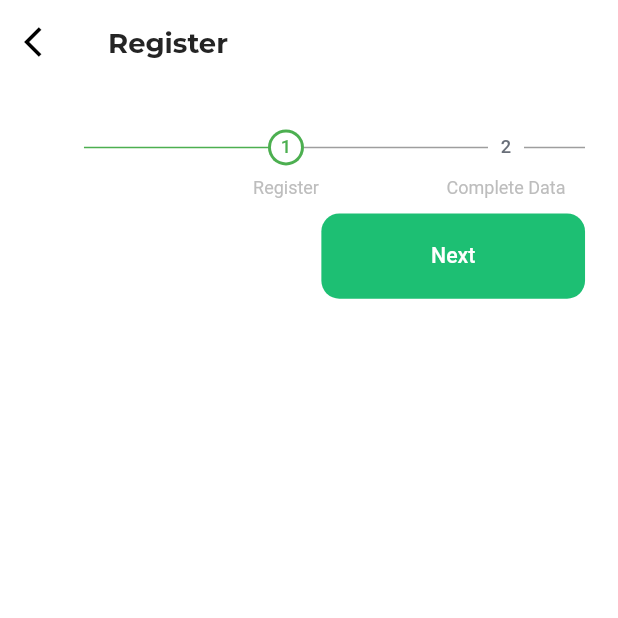
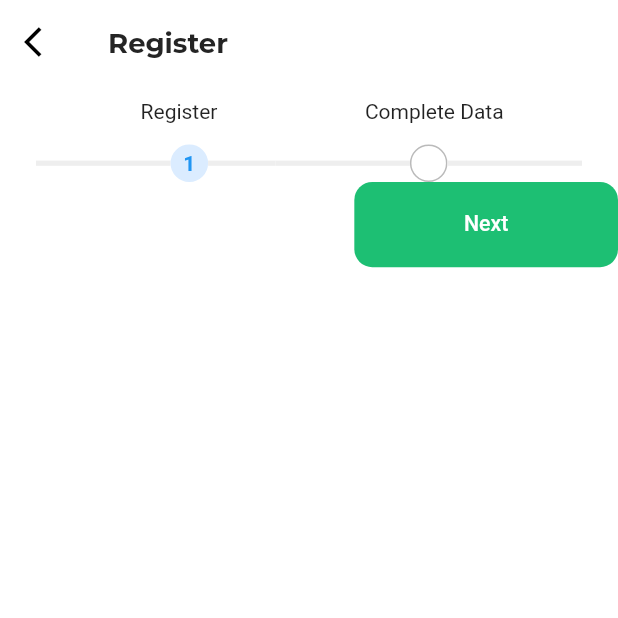
Before and after one commit to Shamseldien/kafill_test, a Flutter app: the RegisterScreen screen opened by its route, after a tap on "Next", on a phone screen of 412 x 824 dp, the top half of it. Run offline on Flutter 3.47's test engine with Material 2 defaults, Android fonts, the phone set to English and light mode, and no system bars; drawn by our look-alikes of easy_stepper; our stand-ins replace bloc, dio, flutter_bloc, flutter_screenutil, freezed_annotation, get_it and 2 more; generated files the repository leaves out were written again.

Commit message:
commit -2

```diff
--- a/lib/core/dependency_injecion/di.dart
+++ b/lib/core/dependency_injecion/di.dart
@@ -4,6 +4,7 @@ import 'package:kafill/core/network/api_services.dart';
 import 'package:kafill/core/network/dio_factroy.dart';
 import 'package:kafill/features/login/cubit/login_cubit.dart';
 import 'package:kafill/features/login/data/repositories/login_repo.dart';
+import 'package:kafill/features/register/cubit/register_cubit.dart';
 
 final getIt = GetIt.instance;
 
@@ -15,4 +16,7 @@ Future<void> setupApp() async {
   // login
   getIt.registerLazySingleton<LoginRepo>(() => LoginRepo(getIt()));
   getIt.registerLazySingleton<LoginCubit>(() => LoginCubit(getIt()));
+
+  // register
+  getIt.registerFactory<RegisterCubit>(() => RegisterCubit());
 }
--- a/lib/core/routing/app_router.dart
+++ b/lib/core/routing/app_router.dart
@@ -2,6 +2,7 @@ import 'package:flutter/material.dart';
 import 'package:flutter_bloc/flutter_bloc.dart';
 import 'package:kafill/core/routing/routers.dart';
 import 'package:kafill/features/login/presentation/login_screen.dart';
+import 'package:kafill/features/register/cubit/register_cubit.dart';
 import 'package:kafill/features/register/presentation/register_screen.dart';
 
 import '../../features/home/presentation/home_screen.dart';
@@ -27,7 +28,10 @@ class AppRouter {
         );
      case Routes.registerScreen:
         return MaterialPageRoute(
-          builder: (_) => const RegisterScreen(),
+          builder: (_) =>  BlocProvider(
+              create: (context)=>getIt<RegisterCubit>(),
+            child: const RegisterScreen(),
+          ),
         );
       default:
         return MaterialPageRoute(
--- a/lib/core/theme/colors.dart
+++ b/lib/core/theme/colors.dart
@@ -5,6 +5,8 @@ class AppColors {
   static const Color black = Color(0xFF000000);
   static const Color darkBlue = Color(0xFF242424);
   static const Color gray50 = Color(0xFFF9F9F9);
+  static const Color gray200 = Color(0xFFE6EAEF);
+  static const Color gray300 = Color(0xFFC3C5C8);
   static const Color gray = Color(0xFF696F79);
   static const Color green = Color(0xFF1DBF73);
      static const Color white = Color(0xFFFFFFFF);
--- a/lib/features/login/presentation/login_screen.dart
+++ b/lib/features/login/presentation/login_screen.dart
@@ -56,7 +56,7 @@ class LoginScreen extends StatelessWidget {
               verticalSpace(34),
               KafillButton(
                 onTap:  () {
-                context.pushNamed(Routes.registerScreen);
+
               },
                 text: 'Login',
               ),
--- a/lib/features/login/presentation/widgets/dont_have_account_widget.dart
+++ b/lib/features/login/presentation/widgets/dont_have_account_widget.dart
@@ -1,4 +1,7 @@
+import 'package:flutter/gestures.dart';
 import 'package:flutter/material.dart';
+import 'package:kafill/core/helpers/app_navigation_extintion.dart';
+import 'package:kafill/core/routing/routers.dart';
 import 'package:kafill/core/theme/app_text_style.dart';
 import 'package:kafill/core/theme/colors.dart';
 
@@ -17,11 +20,17 @@ class DontHaveAccountText extends StatelessWidget {
               text: 'Don\'t have account ?',
               style: AppTextStyles.font14GrayMedium,
             ),
+
             TextSpan(
               text: ' Register',
               style:  AppTextStyles.font14GrayMedium.copyWith(
                 color: AppColors.green
               ),
+              recognizer: TapGestureRecognizer()..onTap = (){
+                  context.pushNamed(Routes.registerScreen);
+                },
+
+
             ),
           ],
         ),
--- a/lib/features/register/cubit/register_cubit.dart
+++ b/lib/features/register/cubit/register_cubit.dart
@@ -5,5 +5,10 @@ part 'register_state.dart';
 part 'register_cubit.freezed.dart';
 
 class RegisterCubit extends Cubit<RegisterState> {
-  RegisterCubit() : super(RegisterState.initial());
+  RegisterCubit() : super(const RegisterState.initial());
+  int activeStep=0;
+  void changeActiveStep(int index){
+    activeStep=index;
+    emit(RegisterState.tabIndexUpdated(newTabIndex: index));
+  }
 }
--- a/lib/features/register/cubit/register_state.dart
+++ b/lib/features/register/cubit/register_state.dart
@@ -3,4 +3,5 @@ part of 'register_cubit.dart';
 @freezed
 class RegisterState with _$RegisterState {
   const factory RegisterState.initial() = _Initial;
+  const factory RegisterState.tabIndexUpdated({required int newTabIndex}) = TabIndexUpdated;
 }
--- a/lib/features/register/presentation/register_screen.dart
+++ b/lib/features/register/presentation/register_screen.dart
@@ -1,13 +1,22 @@
 import 'package:flutter/material.dart';
+import 'package:flutter_bloc/flutter_bloc.dart';
 import 'package:flutter_screenutil/flutter_screenutil.dart';
  import 'package:kafill/core/shared_widgets/kafill_button.dart';
 import 'package:kafill/core/theme/app_text_style.dart';
+import 'package:kafill/features/register/cubit/register_cubit.dart';
 import 'package:kafill/features/register/presentation/widgets/register_steper.dart';
+
 class RegisterScreen extends StatelessWidget {
   const RegisterScreen({super.key});
+
   @override
   Widget build(BuildContext context) {
-    return Scaffold(
+    return WillPopScope(
+      onWillPop: ()async{
+        context.read<RegisterCubit>().changeActiveStep(0);
+        return true;
+      },
+      child: Scaffold(
         appBar: AppBar(
           title: Text("Register",style: AppTextStyles.font18DarkBold.copyWith(
               fontFamily:  "Montserrat"
@@ -15,21 +24,27 @@ import 'package:kafill/features/register/presentation/widgets/register_steper.da
         ),
         body:   SingleChildScrollView(
           child: Padding(
-          padding:   EdgeInsets.symmetric(horizontal: 20.w,vertical: 20.h),
+            padding:   EdgeInsets.symmetric(horizontal: 0.w,vertical: 20.h),
             child: Column(
               crossAxisAlignment: CrossAxisAlignment.start,
               children: [
-
-              RegisterSteper(activeStep: 0),
+                const RegisterStepper(),
                  Align(
                   alignment: AlignmentDirectional.bottomEnd,
                    child: KafillButton(
                      width: 160.w,
                      onTap:  () {
-
+                       if(context.read<RegisterCubit>().activeStep == 0) {
+                         context.read<RegisterCubit>().changeActiveStep(1);
+                       } else if(context.read<RegisterCubit>().activeStep == 1) {
+                         context.read<RegisterCubit>().changeActiveStep(2);
+                       } else if(context.read<RegisterCubit>().activeStep == 2) {
+                         context.read<RegisterCubit>().changeActiveStep(3);
+                       }
                      },
                      text: 'Next',
                    ),
+
                  ),
 
 
@@ -39,6 +54,7 @@ import 'package:kafill/features/register/presentation/widgets/register_steper.da
           ),
         ),
 
+      ),
     );
   }
 }
--- /dev/null
+++ b/lib/features/register/presentation/widgets/Stepper.dart
@@ -0,0 +1,167 @@
+import 'package:flutter/material.dart';
+import 'package:flutter_screenutil/flutter_screenutil.dart';
+
+class NumberStepper extends StatelessWidget {
+  final double width;
+  final totalSteps;
+  final int curStep;
+  final Color stepCompleteColor;
+  final Color currentStepColor;
+  final Color inactiveColor;
+  final double lineWidth;
+  final List<String> titles;
+ const NumberStepper({
+    Key? key,
+    required this.width,
+    required this.curStep,
+    required this.stepCompleteColor,
+    required this.totalSteps,
+    required this.inactiveColor,
+    required this.currentStepColor,
+    required this.lineWidth,
+    required this.titles,
+  })  : assert(curStep > 0 == true && curStep <= totalSteps + 1),
+        super(key: key);
+
+  @override
+  Widget build(BuildContext context) {
+    return Container(
+      padding: EdgeInsets.only(
+        top: 20.0,
+        left: 24.0,
+        right: 24.0,
+      ),
+      width: this.width,
+      child: Row(
+        children: _steps(),
+      ),
+    );
+  }
+
+  getCircleColor(i) {
+    var color;
+    if (i + 1 < curStep) {
+      color = stepCompleteColor;
+    } else if (i + 1 == curStep)
+      color = currentStepColor;
+    else
+      color = Colors.white;
+    return color;
+  }
+
+  getBorderColor(i) {
+    var color;
+    if (i + 1 < curStep) {
+      color = stepCompleteColor;
+    } else if (i + 1 == curStep)
+      color = currentStepColor;
+    else
+      color = inactiveColor;
+
+    return color;
+  }
+
+  getLineColor(i) {
+    var color =
+        curStep > i + 1 ? Colors.blue.withOpacity(0.4) : Colors.grey[200];
+    return color;
+  }
+
+  List<Widget> _steps() {
+    var list = <Widget>[];
+    for (int i = 0; i < totalSteps; i++) {
+      //colors according to state
+
+      var circleColor = getCircleColor(i);
+      var borderColor = getBorderColor(i);
+      var lineColor = getLineColor(i);
+      //line before step circles
+      if (i != totalSteps - 1) {
+        list.add(
+          Expanded(
+            flex: 2,
+            child: Container(
+              height: lineWidth,
+              color: lineColor,
+
+            ),
+          ),
+        );
+      }
+      // step circles
+      list.add(
+        Stack(
+          clipBehavior: Clip.none,
+          children: [
+
+            Positioned(
+                top: -30,
+                left:i== 0 ?-20:-30,
+                child: Text(titles[i])),
+
+            Container(
+              width: 25.0,
+              height: 25.0,
+              child: getInnerElementOfStepper(i),
+              decoration: new BoxDecoration(
+                color: circleColor,
+                borderRadius: new BorderRadius.all(new Radius.circular(25.0)),
+                border: new Border.all(
+                  color: borderColor,
+                  width: 1.0,
+                ),
+              ),
+            ),
+          ],
+        ),
+      );
+      //line before step circles
+      if (i != totalSteps - 1) {
+        list.add(
+          Expanded(
+            child: Container(
+              height: lineWidth,
+              color: lineColor,
+            ),
+          ),
+        );
+      }
+      //line between step circles
+      if (i != totalSteps ) {
+        list.add(
+          Expanded(
+            flex: 2,
+            child: Container(
+              height: lineWidth,
+              color: lineColor,
+            ),
+          ),
+        );
+      }
+    }
+
+    return list;
+  }
+
+  Widget getInnerElementOfStepper(index) {
+    if (index + 1 < curStep) {
+      return Icon(
+        Icons.check,
+        color: Colors.white,
+        size: 16.0,
+      );
+    } else if (index + 1 == curStep) {
+      return Center(
+        child: Text(
+          '$curStep',
+          style: TextStyle(
+            color: Colors.blue,
+            fontWeight: FontWeight.bold,
+            fontFamily: 'Roboto',
+          ),
+        ),
+      );
+    } else
+      return Container();
+  }
+}
--- a/lib/features/register/presentation/widgets/register_steper.dart
+++ b/lib/features/register/presentation/widgets/register_steper.dart
@@ -1,82 +1,146 @@
 import 'package:easy_stepper/easy_stepper.dart';
-import 'package:flutter/material.dart';
+ import 'package:flutter/material.dart';
+import 'package:flutter_bloc/flutter_bloc.dart';
 import 'package:flutter_screenutil/flutter_screenutil.dart';
 import 'package:kafill/core/theme/app_text_style.dart';
-class RegisterSteper extends StatefulWidget {
-    RegisterSteper({super.key,required this.activeStep});
-  int activeStep = 0 ;
+import 'package:kafill/core/theme/colors.dart';
+import 'package:kafill/features/register/cubit/register_cubit.dart';
+import 'package:kafill/features/register/presentation/widgets/Stepper.dart';
+class RegisterStepper extends StatefulWidget {
+  const RegisterStepper({super.key});
 
   @override
-  State<RegisterSteper> createState() => _RegisterSteperState();
+  State<RegisterStepper> createState() => _RegisterStepperState();
 }
 
-class _RegisterSteperState extends State<RegisterSteper> {
+class _RegisterStepperState extends State<RegisterStepper> {
+    int currentStep = 1;
+
+    int stepLength = 2;
+
+    bool complete = false;
+
+  next() {
+    if (currentStep <= stepLength) {
+      goTo(currentStep + 1);
+    }
+  }
+
+  back() {
+    if (currentStep > 1) {
+      goTo(currentStep - 1);
+    }
+  }
+
+  goTo(int step) {
+    setState(() => currentStep = step);
+    if (currentStep > stepLength) {
+      setState(() => complete = true);
+    }
+  }
+
   @override
   Widget build(BuildContext context) {
-    return EasyStepper(
-      activeStep: widget.activeStep,
-       finishedStepTextColor: Colors.green,
-      internalPadding: 0,
-      disableScroll: true,
-      lineStyle: LineStyle(
-        lineType: LineType.normal,
-        defaultLineColor: Colors.grey,
-        activeLineColor: Colors.green,
-        lineLength: 335.w / 3,
-       ),
-      showLoadingAnimation: false,
-      stepRadius: 12,
-      showStepBorder: false,
-       fitWidth: true,
-       steps: [
-         const EasyStep(
-           customLineWidget: SizedBox(),
-           customStep: SizedBox(),
-           icon:Icon(Icons.abc)
-         ),
-        EasyStep(
-          customStep:  Container(
-            width: 25.w,
-            height: 25.w,
-            alignment: Alignment.center,
-            decoration: BoxDecoration(
-              color:  widget.activeStep >= 0 ? Colors.green : Colors.white,
-              shape: BoxShape.circle,
-            ),
-            child: CircleAvatar(
-              radius: 10,
-                backgroundColor: widget.activeStep > 0 ? Colors.green: Colors.white,
-                child: widget.activeStep > 0
-                    ?  Icon(Icons.check,color: Colors.white,size: 15.w,)
-                    : Text("1",style: AppTextStyles.font12BlackMedium.copyWith(
-                  color: Colors.green
-                ),)),
-          ),
-          title: 'Register',
-          topTitle: true,
-        ),
-        EasyStep(
-          customStep: Container(
-            width: 25.w,
-           height: 25.w,
-           alignment: Alignment.center,
-           decoration: BoxDecoration(
-             color:  widget.activeStep >= 1 ? Colors.green : Colors.white,
-             shape: BoxShape.circle,
-           ),
-            child: Text("2",style: AppTextStyles.font12BlackMedium,),
-          ),
-          title: 'Complete Data',
-          topTitle: true,
-        ),
 
-      const EasyStep(
-           customStep: SizedBox(),
+    return NumberStepper(
+      totalSteps: stepLength,
+      width: MediaQuery.of(context).size.width,
+      curStep: currentStep,
+      stepCompleteColor: Colors.blue,
+      currentStepColor: Color(0xffdbecff),
+      inactiveColor: Color(0xffbababa),
+      lineWidth: 3.5,
+      titles: const [
+        "Register",
+        "Complete Data",
+      ],
+    );
 
-          ),
-      ],
-      onStepReached: (index) =>
-          setState(() =>  widget.activeStep = index),
-    );
+    // return EasyStepper(
+    //   activeStep: context.watch<RegisterCubit>().activeStep,
+    //   finishedStepTextColor: AppColors.green,
+    //   activeStepTextColor: AppColors.green,
+    //   finishedStepBackgroundColor: Colors.transparent,
+    //   internalPadding: 0,
+    //   padding: EdgeInsets.zero,
+    //   disableScroll: true,
+    //   lineStyle: LineStyle(
+    //     lineType: LineType.normal,
+    //     defaultLineColor: AppColors.gray200,
+    //     activeLineColor: AppColors.green,
+    //     lineThickness: 2.w,
+    //     lineLength: 100.w,
+    //     lineSpace: 0,
+    //     finishedLineColor: AppColors.green,
+    //   ),
+    //   showLoadingAnimation: false,
+    //   stepRadius: 12,
+    //   showStepBorder: false,
+    //   fitWidth: true,
+    //   steps: [
+    //     const EasyStep(
+    //       customStep: SizedBox(),
+    //      ),
+    //     EasyStep(
+    //       customStep:  Container(
+    //         width: 25.w,
+    //         height: 25.w,
+    //         alignment: Alignment.center,
+    //         decoration: BoxDecoration(
+    //           color:  context.watch<RegisterCubit>().activeStep >= 0 ? AppColors.green : Colors.white,
+    //           shape: BoxShape.circle,
+    //         ),
+    //         child: CircleAvatar(
+    //             radius: 10,
+    //             backgroundColor: context.watch<RegisterCubit>().activeStep > 0 ? AppColors.green: Colors.white,
+    //             child: context.watch<RegisterCubit>().activeStep > 0
+    //                 ?  Icon(Icons.check,color: Colors.white,size: 15.w,)
+    //                 : Text("1",style: AppTextStyles.font12BlackMedium.copyWith(
+    //                 color: AppColors.green
+    //             ),)),
+    //       ),
+    //       customTitle: Center(
+    //         child: Text("Register",style: AppTextStyles.font12BlackMedium.copyWith(
+    //           color: AppColors.green
+    //         ),),
+    //       ),
+    //
+    //       topTitle: true,
+    //     ),
+    //
+    //     EasyStep(
+    //       customStep:  Container(
+    //         width: 25.w,
+    //         height: 25.w,
+    //         alignment: Alignment.center,
+    //         decoration: BoxDecoration(
+    //           color:  context.watch<RegisterCubit>().activeStep > 0 ? AppColors.green : AppColors.gray200,
+    //           shape: BoxShape.circle,
+    //         ),
+    //         child:context.watch<RegisterCubit>().activeStep > 0
+    //             ? CircleAvatar(
+    //             radius: 10,
+    //             backgroundColor:context.watch<RegisterCubit>().activeStep >= 2 ? AppColors.green : Colors.white,
+    //             child:context.watch<RegisterCubit>().activeStep >= 2 ?  Icon(Icons.check,color: Colors.white,size: 15.w,) : Text("2",style: AppTextStyles.font12BlackMedium.copyWith(color: AppColors.green),))
+    //             : const SizedBox(),
+    //       ),
+    //        topTitle: true,
+    //       customTitle: Center(
+    //         child: Text("Complete Data",style: AppTextStyles.font12BlackMedium.copyWith(
+    //             color:context.watch<RegisterCubit>().activeStep > 1 ? AppColors.green : AppColors.gray300
+    //         ),),
+    //       ),
+    //
+    //     ),
+    //     const EasyStep(
+    //       customStep: SizedBox(),
+    //     ),
+    //
+    //   ],
+    //   // onStepReached: (index){
+    //   //   print(index);
+    //   //   setState(() =>  context.watch<RegisterCubit>().activeStep = index);
+    //   // },
+    // );
   }
 }
--- a/pubspec.yaml
+++ b/pubspec.yaml
@@ -65,6 +65,8 @@ dependencies:
 
   #steper for complete register
   easy_stepper: ^0.8.3
+  im_stepper: ^1.0.1+1
+
 
 
 dev_dependencies:
```
Also changed, not shown: lib/features/register/cubit/register_cubit.freezed.dart, pubspec.lock, 2 other files. Lines whose indentation alone changed are shown as unchanged.
